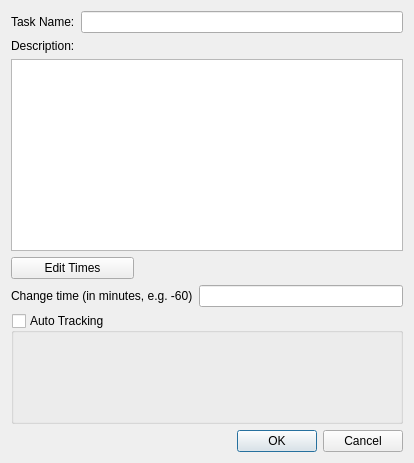
The window that src/edittaskdialog.ui (KDE/ktimetracker) describes before a commit, drawn with Qt 5.
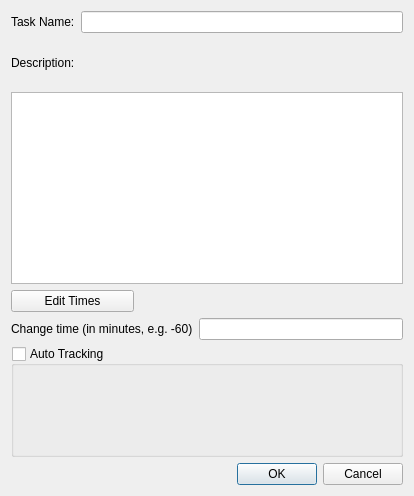
The same window after the commit.

Commit message: Autoupdate .ui files for Qt5

Patch:
```diff
--- a/src/edittaskdialog.ui
+++ b/src/edittaskdialog.ui
@@ -6,8 +6,8 @@
    <rect>
     <x>0</x>
     <y>0</y>
-    <width>400</width>
-    <height>441</height>
+    <width>404</width>
+    <height>496</height>
    </rect>
   </property>
   <property name="windowTitle">
```
The commit also changes 4 other files.
